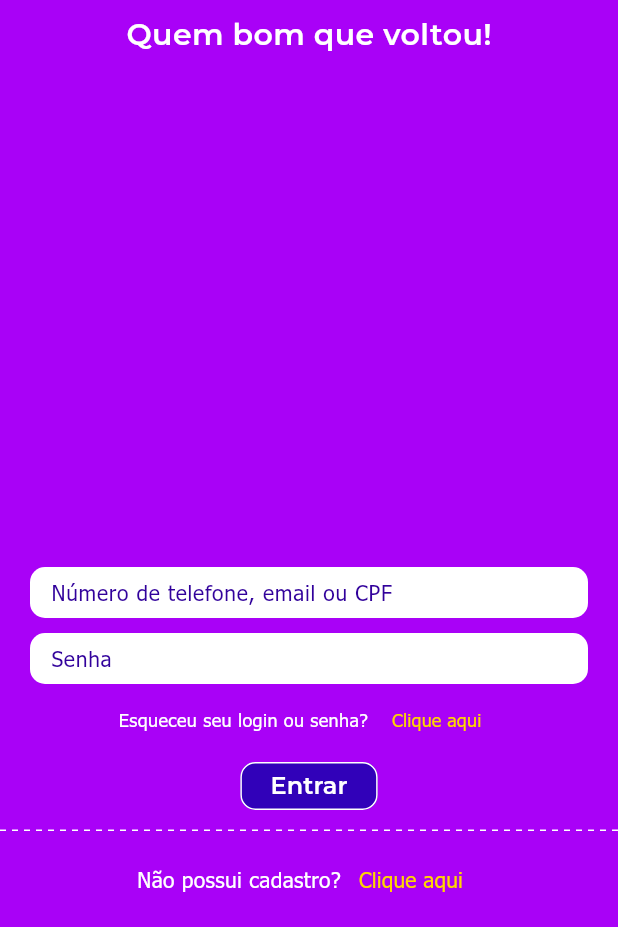
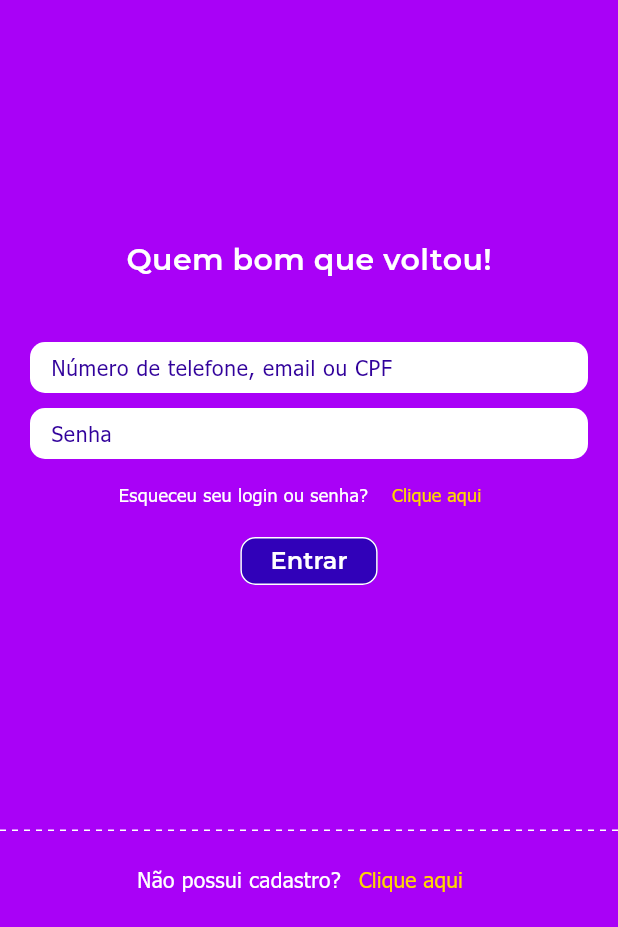
Before and after one commit to Gil0388/trabalho_grupo, a Flutter app: the screen it shows after launch, on a phone screen of 412 x 824 dp, the part 309-1236 px from its top. Run offline on Flutter 3.47's test engine with Material 3 defaults, Android fonts, the phone set to English and light mode, and no system bars; drawn by our look-alikes of dotted_line.

Commit message:
tamanho 40

```diff
--- a/lib/views/tela1.dart
+++ b/lib/views/tela1.dart
@@ -10,7 +10,7 @@ class FirstPage extends StatelessWidget {
   Widget build(BuildContext context) {
     double topContainerHeight = MediaQuery.of(context).size.width / 2;
     Radius radius = Radius.circular(topContainerHeight);
-    const SizedBox bigSpacer = SizedBox(height: 340);
+    const SizedBox bigSpacer = SizedBox(height: 40);
     const SizedBox mediumSpacer = SizedBox(height: 10);
 
     return SafeArea(
```
